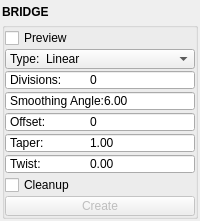
The window that mayatk/edit_utils/bridge.ui (m3trik/mayatk) describes before a commit, drawn with Qt 5.
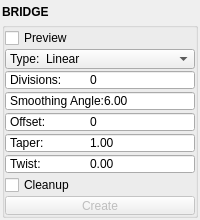
The same window after the commit. Custom widgets are drawn as their Qt base class.

Patch:
```diff
--- a/mayatk/edit_utils/bridge.ui
+++ b/mayatk/edit_utils/bridge.ui
@@ -190,13 +190,13 @@
              <property name="minimumSize">
               <size>
                <width>0</width>
-               <height>20</height>
+               <height>19</height>
               </size>
              </property>
              <property name="maximumSize">
               <size>
                <width>16777215</width>
-               <height>20</height>
+               <height>19</height>
               </size>
              </property>
              <property name="toolTip">
```
